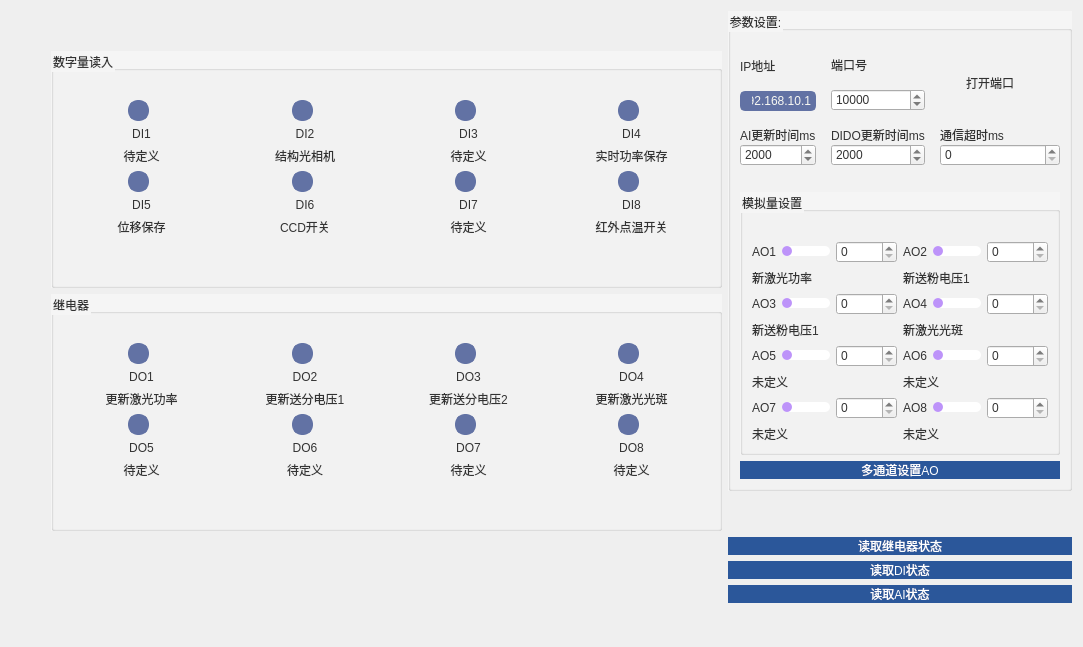
Old version of the form new_thu/UI/Cardpage/DIOwidget.ui in the repository mihudaner/THU.
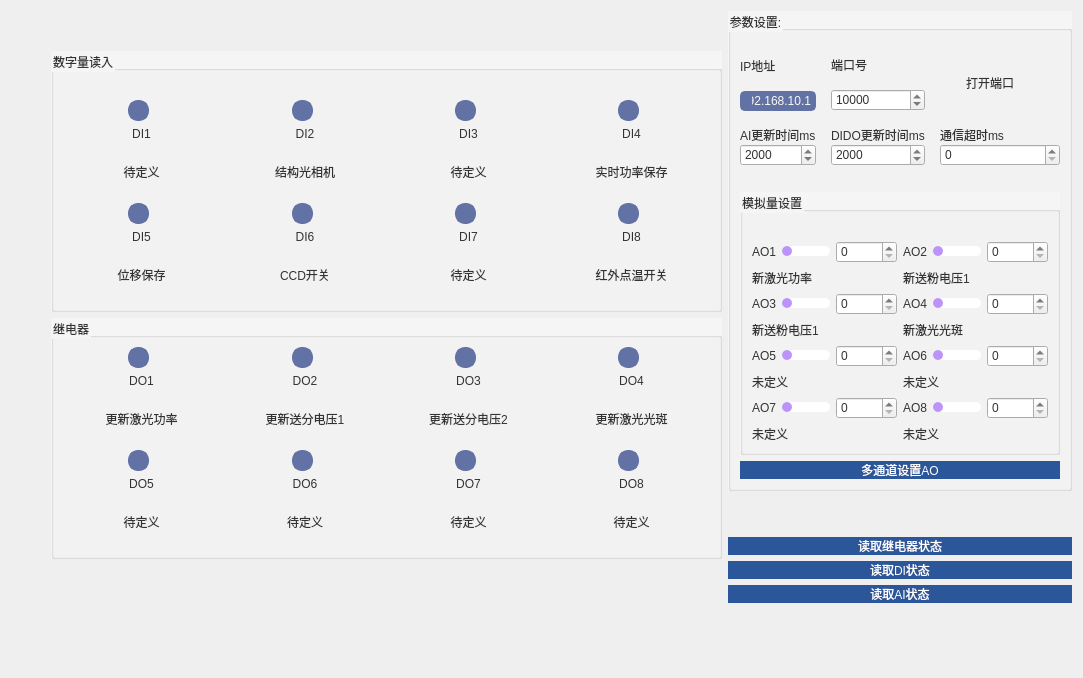
New version of the form. Icons and pictures are not drawn. Custom widgets are drawn as their Qt base class.

```diff
--- a/new_thu/UI/Cardpage/DIOwidget.ui
+++ b/new_thu/UI/Cardpage/DIOwidget.ui
@@ -7,7 +7,7 @@
     <x>0</x>
     <y>0</y>
     <width>1083</width>
-    <height>647</height>
+    <height>678</height>
    </rect>
   </property>
   <property name="contextMenuPolicy">
@@ -458,7 +458,13 @@
              </widget>
             </item>
             <item>
-             <widget class="QLabel" name="label_21">
+             <widget class="EditableLabel" name="label_21">
+              <property name="minimumSize">
+               <size>
+                <width>0</width>
+                <height>50</height>
+               </size>
+              </property>
               <property name="text">
                <string>实时功率保存</string>
               </property>
@@ -537,7 +543,13 @@
              </widget>
             </item>
             <item>
-             <widget class="QLabel" name="label_15">
+             <widget class="EditableLabel" name="label_15">
+              <property name="minimumSize">
+               <size>
+                <width>0</width>
+                <height>50</height>
+               </size>
+              </property>
               <property name="text">
                <string>待定义</string>
               </property>
@@ -601,7 +613,13 @@
              </widget>
             </item>
             <item>
-             <widget class="QLabel" name="label_19">
+             <widget class="EditableLabel" name="label_19">
+              <property name="minimumSize">
+               <size>
+                <width>0</width>
+                <height>50</height>
+               </size>
+              </property>
               <property name="text">
                <string>待定义</string>
               </property>
@@ -665,7 +683,13 @@
              </widget>
             </item>
             <item>
-             <widget class="QLabel" name="label_17">
+             <widget class="EditableLabel" name="label_17">
+              <property name="minimumSize">
+               <size>
+                <width>0</width>
+                <height>50</height>
+               </size>
+              </property>
               <property name="text">
                <string>结构光相机</string>
               </property>
@@ -729,7 +753,13 @@
              </widget>
             </item>
             <item>
-             <widget class="QLabel" name="label_29">
+             <widget class="EditableLabel" name="label_29">
+              <property name="minimumSize">
+               <size>
+                <width>0</width>
+                <height>50</height>
+               </size>
+              </property>
               <property name="text">
                <string>位移保存</string>
               </property>
@@ -793,7 +823,13 @@
              </widget>
             </item>
             <item>
-             <widget class="QLabel" name="label_23">
+             <widget class="EditableLabel" name="label_23">
+              <property name="minimumSize">
+               <size>
+                <width>0</width>
+                <height>50</height>
+               </size>
+              </property>
               <property name="text">
                <string>CCD开关</string>
               </property>
@@ -857,7 +893,13 @@
              </widget>
             </item>
             <item>
-             <widget class="QLabel" name="label_25">
+             <widget class="EditableLabel" name="label_25">
+              <property name="minimumSize">
+               <size>
+                <width>0</width>
+                <height>50</height>
+               </size>
+              </property>
               <property name="text">
                <string>待定义</string>
               </property>
@@ -921,7 +963,13 @@
              </widget>
             </item>
             <item>
-             <widget class="QLabel" name="label_27">
+             <widget class="EditableLabel" name="label_27">
+              <property name="minimumSize">
+               <size>
+                <width>0</width>
+                <height>50</height>
+               </size>
+              </property>
               <property name="text">
                <string>红外点温开关</string>
               </property>
@@ -934,22 +982,6 @@
           </item>
          </layout>
         </item>
-        <item>
-         <spacer name="verticalSpacer_5">
-          <property name="orientation">
-           <enum>Qt::Vertical</enum>
-          </property>
-          <property name="sizeType">
-           <enum>QSizePolicy::Minimum</enum>
-          </property>
-          <property name="sizeHint" stdset="0">
-           <size>
-            <width>20</width>
-            <height>40</height>
-           </size>
-          </property>
-         </spacer>
-        </item>
        </layout>
       </widget>
      </item>
@@ -971,13 +1003,6 @@
         <string>继电器</string>
        </property>
        <layout class="QVBoxLayout" name="verticalLayout_31">
-        <item>
-         <widget class="QLabel" name="label_55">
-          <property name="text">
-           <string/>
-          </property>
-         </widget>
-        </item>
         <item>
          <layout class="QGridLayout" name="gridLayout_4">
           <item row="0" column="1">
@@ -1040,6 +1065,12 @@
                 <verstretch>0</verstretch>
                </sizepolicy>
               </property>
+              <property name="minimumSize">
+               <size>
+                <width>0</width>
+                <height>50</height>
+               </size>
+              </property>
               <property name="maximumSize">
                <size>
                 <width>16777215</width>
@@ -1109,7 +1140,13 @@
              </widget>
             </item>
             <item>
-             <widget class="QLabel" name="label_39">
+             <widget class="EditableLabel" name="label_39">
+              <property name="minimumSize">
+               <size>
+                <width>0</width>
+                <height>50</height>
+               </size>
+              </property>
               <property name="maximumSize">
                <size>
                 <width>16777215</width>
@@ -1179,7 +1216,13 @@
              </widget>
             </item>
             <item>
-             <widget class="QLabel" name="label_37">
+             <widget class="EditableLabel" name="label_37">
+              <property name="minimumSize">
+               <size>
+                <width>0</width>
+                <height>50</height>
+               </size>
+              </property>
               <property name="maximumSize">
                <size>
                 <width>16777215</width>
@@ -1256,6 +1299,12 @@
                 <verstretch>0</verstretch>
                </sizepolicy>
               </property>
+              <property name="minimumSize">
+               <size>
+                <width>0</width>
+                <height>50</height>
+               </size>
+              </property>
               <property name="maximumSize">
                <size>
                 <width>16777215</width>
@@ -1328,7 +1377,13 @@
              </widget>
             </item>
             <item>
-             <widget class="QLabel" name="label_41">
+             <widget class="EditableLabel" name="label_41">
+              <property name="minimumSize">
+               <size>
+                <width>0</width>
+                <height>50</height>
+               </size>
+              </property>
               <property name="text">
                <string>待定义</string>
               </property>
@@ -1392,7 +1447,13 @@
              </widget>
             </item>
             <item>
-             <widget class="QLabel" name="label_43">
+             <widget class="EditableLabel" name="label_43">
+              <property name="minimumSize">
+               <size>
+                <width>0</width>
+                <height>50</height>
+               </size>
+              </property>
               <property name="text">
                <string>待定义</string>
               </property>
@@ -1456,7 +1517,13 @@
              </widget>
             </item>
             <item>
-             <widget class="QLabel" name="label_45">
+             <widget class="EditableLabel" name="label_45">
+              <property name="minimumSize">
+               <size>
+                <width>0</width>
+                <height>50</height>
+               </size>
+              </property>
               <property name="text">
                <string>待定义</string>
               </property>
@@ -1530,7 +1597,7 @@
               <property name="minimumSize">
                <size>
                 <width>0</width>
-                <height>0</height>
+                <height>50</height>
                </size>
               </property>
               <property name="maximumSize">
@@ -1554,22 +1621,6 @@
           </item>
          </layout>
         </item>
-        <item>
-         <spacer name="verticalSpacer_6">
-          <property name="orientation">
-           <enum>Qt::Vertical</enum>
-          </property>
-          <property name="sizeType">
-           <enum>QSizePolicy::Minimum</enum>
-          </property>
-          <property name="sizeHint" stdset="0">
-           <size>
-            <width>20</width>
-            <height>40</height>
-           </size>
-          </property>
-         </spacer>
-        </item>
        </layout>
       </widget>
      </item>
@@ -2279,6 +2330,13 @@
    </item>
   </layout>
  </widget>
+ <customwidgets>
+  <customwidget>
+   <class>EditableLabel</class>
+   <extends>QLabel</extends>
+   <header>..CustomWidget.QLabelEditable</header>
+  </customwidget>
+ </customwidgets>
  <resources>
   <include location="icon/icon.qrc"/>
  </resources>
```
Left out of the diff: 6 changed lines with no effect on the pictures.
